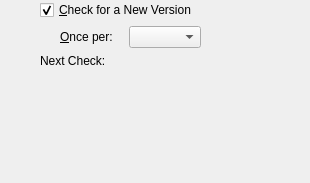
Qt form vbox/src/VBox/Frontends/VirtualBox4/ui/VBoxGLSettingsUpdate.ui (jljuxgm/vboxgit) before a commit.
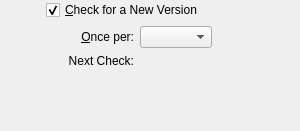
The same form after that commit.

Commit message:
commit_10856 ------------------------------------------------------------------------ r10856 | vboxsync | 2008-07-25 00:05:53 +0800 (Fri, 25 Jul 2008) | 1 line
Fe/Qt4: Global Settings / Update Page: Re-layouting & local date format.
------------------------------------------------------------------------

```diff
--- a/vbox/src/VBox/Frontends/VirtualBox4/ui/VBoxGLSettingsUpdate.ui
+++ b/vbox/src/VBox/Frontends/VirtualBox4/ui/VBoxGLSettingsUpdate.ui
@@ -22,8 +22,8 @@
    <rect>
     <x>0</x>
     <y>0</y>
-    <width>310</width>
-    <height>183</height>
+    <width>300</width>
+    <height>131</height>
    </rect>
   </property>
   <layout class="QGridLayout" >
@@ -39,7 +39,7 @@
    <property name="bottomMargin" >
     <number>0</number>
    </property>
-   <item row="0" column="1" >
+   <item row="0" column="1" colspan="4" >
     <widget class="QCheckBox" name="mCbCheck" >
      <property name="text" >
       <string>&amp;Check for a New Version</string>
@@ -52,7 +52,7 @@
      </property>
     </widget>
    </item>
-   <item row="1" column="0" >
+   <item rowspan="3" row="0" column="0" >
     <spacer>
      <property name="orientation" >
       <enum>Qt::Horizontal</enum>
@@ -63,17 +63,12 @@
      <property name="sizeHint" >
       <size>
        <width>40</width>
-       <height>10</height>
+       <height>0</height>
       </size>
      </property>
     </spacer>
    </item>
    <item row="1" column="1" >
-    <layout class="QHBoxLayout" >
-     <property name="spacing" >
-      <number>0</number>
-     </property>
-     <item>
       <spacer>
        <property name="orientation" >
         <enum>Qt::Horizontal</enum>
@@ -83,46 +78,33 @@
        </property>
        <property name="sizeHint" >
         <size>
-         <width>20</width>
-         <height>10</height>
+       <width>16</width>
+       <height>0</height>
         </size>
        </property>
       </spacer>
      </item>
-     <item>
+   <item row="1" column="2" >
       <widget class="QLabel" name="mLbOncePer" >
        <property name="text" >
         <string>&amp;Once per:</string>
        </property>
+     <property name="alignment" >
+      <set>Qt::AlignRight|Qt::AlignTrailing|Qt::AlignVCenter</set>
+     </property>
        <property name="buddy" >
         <cstring>mCbOncePer</cstring>
        </property>
       </widget>
      </item>
-     <item>
-      <spacer>
-       <property name="orientation" >
-        <enum>Qt::Horizontal</enum>
-       </property>
-       <property name="sizeType" >
-        <enum>QSizePolicy::Fixed</enum>
-       </property>
-       <property name="sizeHint" >
-        <size>
-         <width>16</width>
-         <height>10</height>
-        </size>
-       </property>
-      </spacer>
-     </item>
-     <item>
-      <widget class="QComboBox" name="mCbOncePer">
+   <item row="1" column="3" >
+    <widget class="QComboBox" name="mCbOncePer" >
        <property name="whatsThis" >
         <string>Specifies how often the new version check should be performed. Note that if you want to completely disable this check, just clear the above check box.</string>
        </property>
       </widget>
      </item>
-     <item>
+   <item row="1" column="4" >
       <spacer>
        <property name="orientation" >
         <enum>Qt::Horizontal</enum>
@@ -130,19 +112,28 @@
        <property name="sizeHint" >
         <size>
          <width>0</width>
-         <height>10</height>
+       <height>0</height>
         </size>
        </property>
       </spacer>
-     </item>
-    </layout>
    </item>
    <item row="2" column="1" >
-    <layout class="QHBoxLayout" >
-     <property name="spacing" >
-      <number>10</number>
+    <spacer>
+     <property name="orientation" >
+      <enum>Qt::Horizontal</enum>
      </property>
-     <item>
+     <property name="sizeType" >
+      <enum>QSizePolicy::Fixed</enum>
+     </property>
+     <property name="sizeHint" >
+      <size>
+       <width>16</width>
+       <height>0</height>
+      </size>
+     </property>
+    </spacer>
+   </item>
+   <item row="2" column="2" >
       <widget class="QLabel" name="mLbDate" >
        <property name="sizePolicy" >
         <sizepolicy vsizetype="Preferred" hsizetype="Preferred" >
@@ -153,9 +144,12 @@
        <property name="text" >
         <string>Next Check:</string>
        </property>
-      </widget>
-     </item>
-     <item>
+     <property name="alignment" >
+      <set>Qt::AlignRight|Qt::AlignTrailing|Qt::AlignVCenter</set>
+     </property>
+    </widget>
+   </item>
+   <item row="2" column="3" colspan="2" >
       <widget class="QLabel" name="mTxDate" >
        <property name="sizePolicy" >
         <sizepolicy vsizetype="Preferred" hsizetype="Expanding" >
@@ -165,16 +159,14 @@
        </property>
       </widget>
      </item>
-    </layout>
-   </item>
-   <item row="3" column="1" >
+   <item row="3" column="0" colspan="5" >
     <spacer>
      <property name="orientation" >
       <enum>Qt::Vertical</enum>
      </property>
      <property name="sizeHint" >
       <size>
-       <width>10</width>
+       <width>0</width>
        <height>0</height>
       </size>
      </property>
```
Left out of the diff: 6 changed lines with no effect on the pictures. Lines whose indentation alone changed are shown as unchanged. The commit also changes 2 other files.
